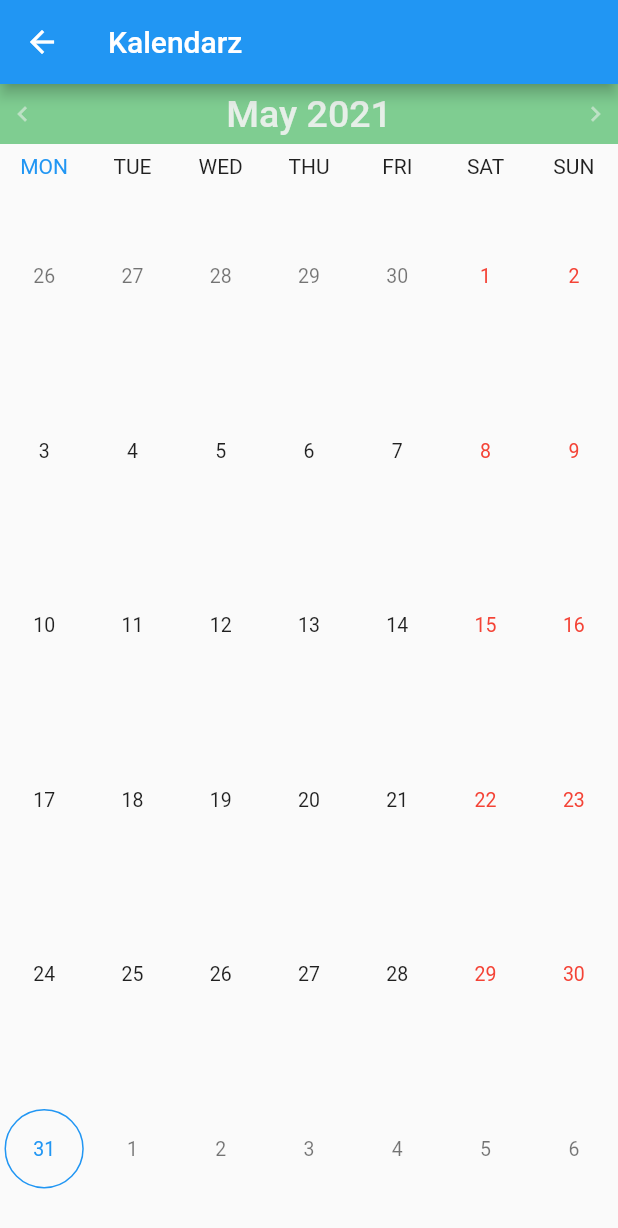
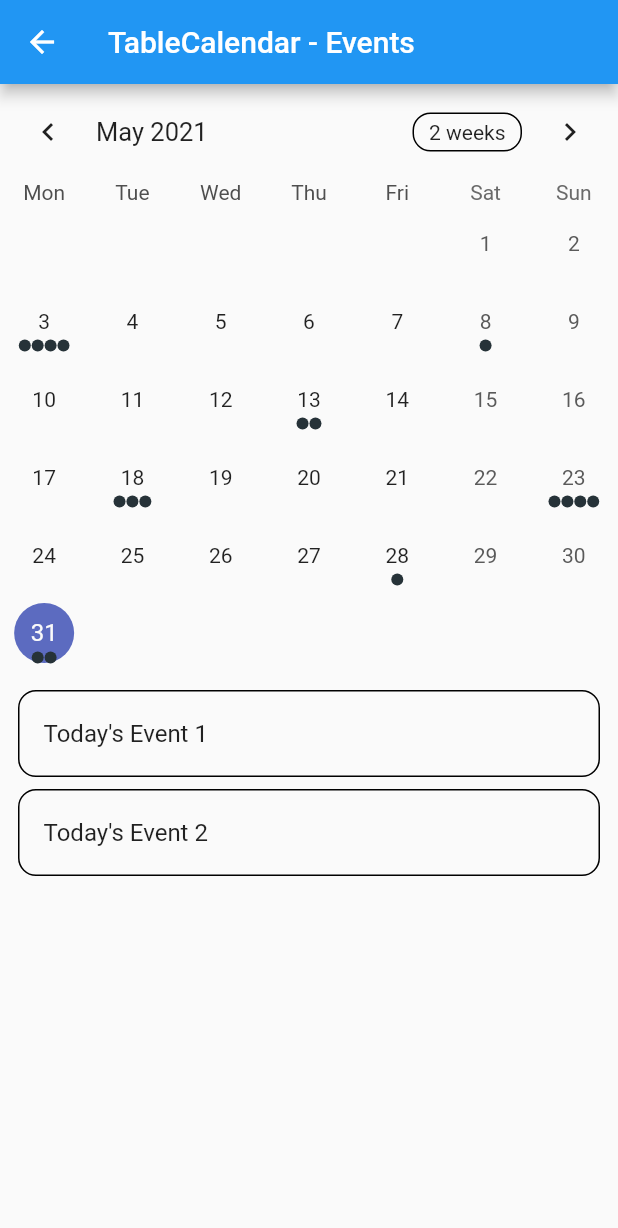
Before and after one commit to DominikZurawski/karmel_flutterApp, a Flutter app: the screen it shows after launch, in the side drawer, after a tap on "Kalendarz", on a phone screen of 412 x 824 dp. Shown: the top 1228 px of the screen. Run offline on Flutter 3.47's test engine with Material 2 defaults, Android fonts, the phone set to English and light mode, and no system bars; drawn by our look-alikes of syncfusion_flutter_datepicker, table_calendar.

Commit message:
Calendar add

```diff
--- a/lib/calendar.dart
+++ b/lib/calendar.dart
@@ -1,80 +1,154 @@
 import 'package:flutter/material.dart';
-import 'package:flutter/cupertino.dart';
-import 'package:flutter/widgets.dart';
-import 'package:syncfusion_flutter_datepicker/datepicker.dart';
+import 'package:table_calendar/table_calendar.dart';
+
+import 'package:karmel_app/utils.dart';
 
 
 /// The hove page which hosts the calendar
 class Calendar extends StatefulWidget {
-  /// Creates the home page to display teh calendar widget.
-  /*const MyHomePage(
-      //{Key? key}
-      ) : super(
-    //key: key
-  );
 
-  @override*/
+  @override
   _MyHomePageState createState() => _MyHomePageState();
 }
 
 class _MyHomePageState extends State<Calendar> {
+  ValueNotifier<List<Event>> _selectedEvents;
+  CalendarFormat _calendarFormat = CalendarFormat.month;
+  RangeSelectionMode _rangeSelectionMode = RangeSelectionMode
+      .toggledOff; // Can be toggled on/off by longpressing a date
+  DateTime _focusedDay = DateTime.now();
+  DateTime _selectedDay;
+  DateTime _rangeStart;
+  DateTime _rangeEnd;
+
+  _MyHomePageState();
+
+  @override
+  void initState() {
+    super.initState();
+
+    _selectedDay = _focusedDay;
+    _selectedEvents = ValueNotifier(_getEventsForDay(_selectedDay));
+  }
+
+  @override
+  void dispose() {
+    _selectedEvents.dispose();
+    super.dispose();
+  }
+
+  List<Event> _getEventsForDay(DateTime day) {
+    // Implementation example
+    return kEvents[day] ?? [];
+  }
+
+  List<Event> _getEventsForRange(DateTime start, DateTime end) {
+    // Implementation example
+    final days = daysInRange(start, end);
+
+    return [
+      for (final d in days) ..._getEventsForDay(d),
+    ];
+  }
+
+  void _onDaySelected(DateTime selectedDay, DateTime focusedDay) {
+    if (!isSameDay(_selectedDay, selectedDay)) {
+      setState(() {
+        _selectedDay = selectedDay;
+        _focusedDay = focusedDay;
+        _rangeStart = null; // Important to clean those
+        _rangeEnd = null;
+        _rangeSelectionMode = RangeSelectionMode.toggledOff;
+      });
+
+      _selectedEvents.value = _getEventsForDay(selectedDay);
+    }
+  }
+
+  void _onRangeSelected(DateTime start, DateTime end, DateTime focusedDay) {
+    setState(() {
+      _selectedDay = null;
+      _focusedDay = focusedDay;
+      _rangeStart = start;
+      _rangeEnd = end;
+      _rangeSelectionMode = RangeSelectionMode.toggledOn;
+    });
+
+    // `start` or `end` could be null
+    if (start != null && end != null) {
+      _selectedEvents.value = _getEventsForRange(start, end);
+    } else if (start != null) {
+      _selectedEvents.value = _getEventsForDay(start);
+    } else if (end != null) {
+      _selectedEvents.value = _getEventsForDay(end);
+    }
+  }
+
   @override
   Widget build(BuildContext context) {
     return Scaffold(
-        appBar: AppBar(
-          title: Text("Kalendarz"),
-        ),
-
-
-        body: SfDateRangePicker(
-
-          showNavigationArrow: true,
-          view: DateRangePickerView.month,
-
-          headerStyle: DateRangePickerHeaderStyle(
-              backgroundColor: Color(0xff7fcd91),
-              textAlign: TextAlign.center,
-              textStyle: TextStyle(
-                fontStyle: FontStyle.normal,
-                fontSize: 25,
-                //letterSpacing: 5,
-                color: Color(0xffe6efe8),
-              )),
-
-          monthViewSettings: DateRangePickerMonthViewSettings(
-              firstDayOfWeek: 1,
-              blackoutDates: [DateTime(2021, 05, 25)],
-              weekendDays: [6,7],
-              specialDates: [
-                DateTime(2021, 05, 20),
-                DateTime(2021, 05, 16),
-                DateTime(2021, 05, 17)
-              ],
-              showTrailingAndLeadingDates: true,
-              dayFormat: 'EEE'
+      appBar: AppBar(
+        title: Text('TableCalendar - Events'),
+      ),
+      body: Column(
+        children: [
+          TableCalendar<Event>(
+            firstDay: kFirstDay,
+            lastDay: kLastDay,
+            focusedDay: _focusedDay,
+            selectedDayPredicate: (day) => isSameDay(_selectedDay, day),
+            rangeStartDay: _rangeStart,
+            rangeEndDay: _rangeEnd,
+            calendarFormat: _calendarFormat,
+            rangeSelectionMode: _rangeSelectionMode,
+            eventLoader: _getEventsForDay,
+            startingDayOfWeek: StartingDayOfWeek.monday,
+            calendarStyle: CalendarStyle(
+              // Use `CalendarStyle` to customize the UI
+              outsideDaysVisible: false,
+            ),
+            onDaySelected: _onDaySelected,
+            onRangeSelected: _onRangeSelected,
+            onFormatChanged: (format) {
+              if (_calendarFormat != format) {
+                setState(() {
+                  _calendarFormat = format;
+                });
+              }
+            },
+            onPageChanged: (focusedDay) {
+              _focusedDay = focusedDay;
+            },
           ),
-          monthCellStyle: DateRangePickerMonthCellStyle(
-            blackoutDatesDecoration: BoxDecoration(
-                color: Colors.red,
-                border: Border.all(color: const Color(0xFFF44436), width: 1),
-                shape: BoxShape.circle),
-            /*weekendDatesDecoration: BoxDecoration(
-                color: const Color(0xFFDFDFDF),
-                border: Border.all(color: const Color(0xFFB6B6B6), width: 1),
-                shape: BoxShape.circle,
-
-            ),*/
-            weekendTextStyle: TextStyle(color: Colors.red),
-            specialDatesDecoration: BoxDecoration(
-                color: Colors.green,
-                border: Border.all(color: const Color(0xFF2B732F), width: 1),
-                shape: BoxShape.circle),
-            blackoutDateTextStyle: TextStyle(
-                color: Colors.white, decoration: TextDecoration.lineThrough),
-            specialDatesTextStyle: const TextStyle(color: Colors.white),
+          const SizedBox(height: 8.0),
+          Expanded(
+            child: ValueListenableBuilder<List<Event>>(
+              valueListenable: _selectedEvents,
+              builder: (context, value, _) {
+                return ListView.builder(
+                  itemCount: value.length,
+                  itemBuilder: (context, index) {
+                    return Container(
+                      margin: const EdgeInsets.symmetric(
+                        horizontal: 12.0,
+                        vertical: 4.0,
+                      ),
+                      decoration: BoxDecoration(
+                        border: Border.all(),
+                        borderRadius: BorderRadius.circular(12.0),
+                      ),
+                      child: ListTile(
+                        onTap: () => print('${value[index]}'),
+                        title: Text('${value[index]}'),
+                      ),
+                    );
+                  },
+                );
+              },
+            ),
           ),
-        )
+        ],
+      ),
     );
   }
-
 }
--- a/lib/main.dart
+++ b/lib/main.dart
@@ -1,21 +1,24 @@
 import 'package:flutter/material.dart';
 import 'package:karmel_app/home.dart';
 import 'package:flutter_localizations/flutter_localizations.dart';
+import 'package:intl/date_symbol_data_local.dart';
 
-void main() => runApp(MyApp());
+void main() {
+  initializeDateFormatting().then((_) => runApp(MyApp()));
+}
 
 class MyApp extends StatelessWidget {
   @override
   Widget build(BuildContext context) {
     return MaterialApp(
-      localizationsDelegates: [
+      /*localizationsDelegates: [
         GlobalMaterialLocalizations.delegate
       ],
       supportedLocales: [
         const Locale('en'),
         const Locale('pl')
       ],
-      locale : const Locale("pl","PL"),
+      locale : const Locale("pl","PL"),*/
       debugShowCheckedModeBanner: false,
       //home: LandingPage(),
       home: Home(),
--- /dev/null
+++ b/lib/utils.dart
@@ -0,0 +1,52 @@
+// Copyright 2019 Aleksander Woźniak
+// SPDX-License-Identifier: Apache-2.0
+
+import 'dart:collection';
+
+import 'package:table_calendar/table_calendar.dart';
+
+/// Example event class.
+class Event {
+  final String title;
+
+  const Event(this.title);
+
+  @override
+  String toString() => title;
+}
+
+/// Example events.
+///
+/// Using a [LinkedHashMap] is highly recommended if you decide to use a map.
+final kEvents = LinkedHashMap<DateTime, List<Event>>(
+  equals: isSameDay,
+  hashCode: getHashCode,
+)..addAll(_kEventSource);
+
+final _kEventSource = Map.fromIterable(List.generate(50, (index) => index),
+    key: (item) => DateTime.utc(2020, 10, item * 5),
+    value: (item) => List.generate(
+        item % 4 + 1, (index) => Event('Event $item | ${index + 1}')))
+  ..addAll({
+    DateTime.now(): [
+      Event('Today\'s Event 1'),
+      Event('Today\'s Event 2'),
+    ],
+  });
+
+int getHashCode(DateTime key) {
+  return key.day * 1000000 + key.month * 10000 + key.year;
+}
+
+/// Returns a list of [DateTime] objects from [first] to [last], inclusive.
+List<DateTime> daysInRange(DateTime first, DateTime last) {
+  final dayCount = last.difference(first).inDays + 1;
+  return List.generate(
+    dayCount,
+    (index) => DateTime.utc(first.year, first.month, first.day + index),
+  );
+}
+
+final kNow = DateTime.now();
+final kFirstDay = DateTime(kNow.year, kNow.month - 3, kNow.day);
+final kLastDay = DateTime(kNow.year, kNow.month + 3, kNow.day);
--- a/pubspec.yaml
+++ b/pubspec.yaml
@@ -30,6 +30,8 @@ dependencies:
   # The following adds the Cupertino Icons font to your application.
   # Use with the CupertinoIcons class for iOS style icons.
   cupertino_icons: ^1.0.2
+  table_calendar: ^3.0.0
+  intl: ^0.17.0
   syncfusion_flutter_datepicker: ^19.1.65-beta
 
 dev_dependencies:
```
Also changed, not shown: pubspec.lock.
